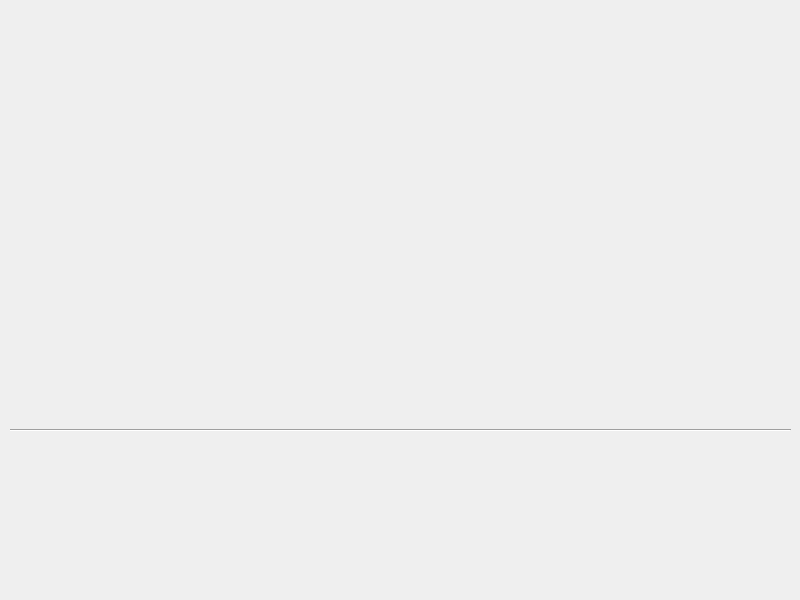
The window that lab_4/graph_table.ui (fatvlady/sys-an-labs) describes before a commit, drawn with Qt 5.
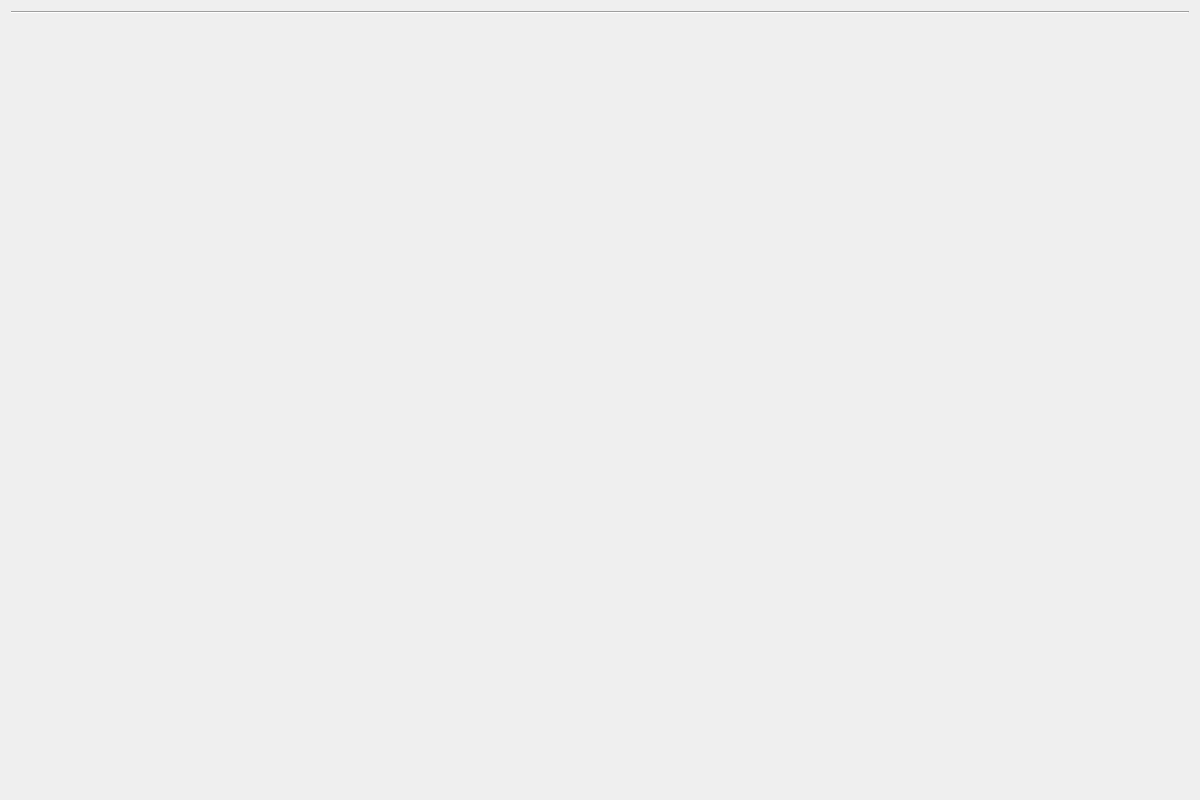
The same window after the commit.

Commit message: basic dynamic graph plotter

Diff of the .ui file:
```diff
--- a/lab_4/graph_table.ui
+++ b/lab_4/graph_table.ui
@@ -6,37 +6,34 @@
    <rect>
     <x>0</x>
     <y>0</y>
-    <width>800</width>
-    <height>600</height>
+    <width>1200</width>
+    <height>800</height>
    </rect>
   </property>
   <property name="windowTitle">
    <string>Workplace [Operator]</string>
   </property>
+  <layout class="QVBoxLayout" name="verticalLayout" stretch="10,0,1">
+   <item>
+    <layout class="QVBoxLayout" name="y_layout"/>
+   </item>
+   <item>
   <widget class="Line" name="line">
-   <property name="geometry">
-    <rect>
-     <x>10</x>
-     <y>420</y>
-     <width>781</width>
-     <height>20</height>
-    </rect>
+     <property name="sizePolicy">
+      <sizepolicy hsizetype="Minimum" vsizetype="Fixed">
+       <horstretch>0</horstretch>
+       <verstretch>0</verstretch>
+      </sizepolicy>
    </property>
    <property name="orientation">
     <enum>Qt::Horizontal</enum>
    </property>
   </widget>
-  <widget class="QWidget" name="horizontalLayoutWidget">
-   <property name="geometry">
-    <rect>
-     <x>9</x>
-     <y>9</y>
-     <width>781</width>
-     <height>411</height>
-    </rect>
-   </property>
-   <layout class="QHBoxLayout" name="x_layout"/>
-  </widget>
+   </item>
+   <item>
+    <layout class="QHBoxLayout" name="buttons_layout"/>
+   </item>
+  </layout>
  </widget>
  <resources/>
  <connections/>
```
Lines whose indentation alone changed are shown as unchanged. The commit also changes 2 other files.
